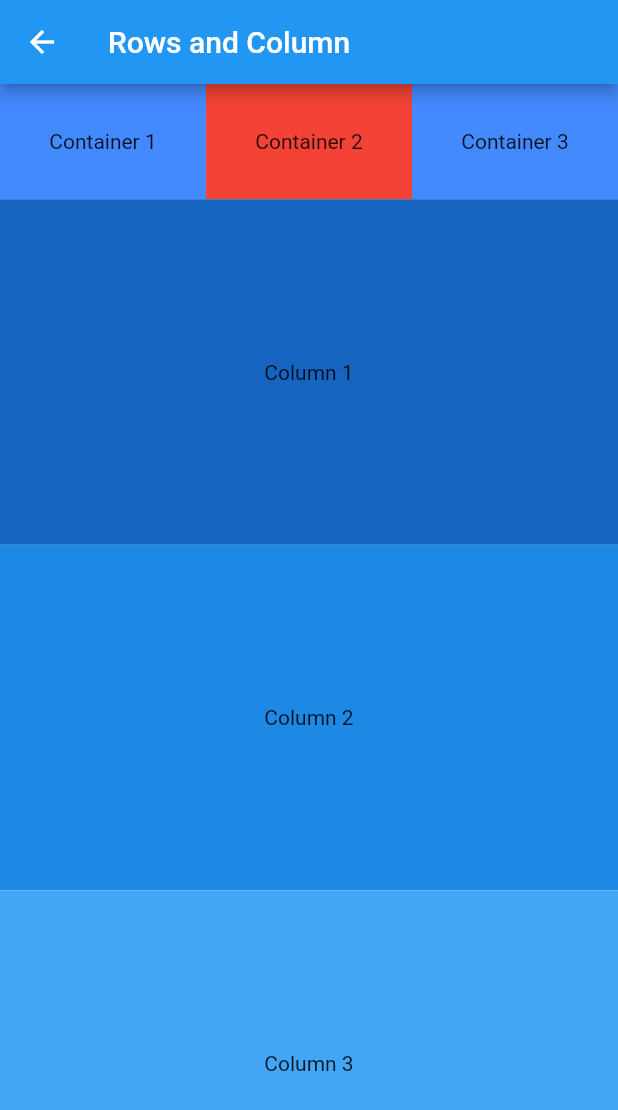
After one commit to nishantdahal7/first_flutter, a Flutter app: the screen it shows after launch, after a tap on "ClassWork", on a phone screen of 412 x 824 dp. The commit adds this screen. Shown: the top 1110 px of the screen. Run offline on Flutter 3.47's test engine with Material 2 defaults, Android fonts, the phone set to English and light mode, and no system bars; network calls fail.

Commit message:
media query

```diff
--- a/lib/app.dart
+++ b/lib/app.dart
@@ -1,9 +1,11 @@
 import 'package:first_flutter/view/arithmetic_view.dart';
 import 'package:first_flutter/view/circle_view.dart';
+import 'package:first_flutter/view/classwork_view.dart';
 import 'package:first_flutter/view/column_view.dart';
 import 'package:first_flutter/view/container_view.dart';
 import 'package:first_flutter/view/dashboard_view.dart';
 import 'package:first_flutter/view/image_view.dart';
+import 'package:first_flutter/view/media_query_view.dart';
 import 'package:first_flutter/view/name_view.dart';
 import 'package:first_flutter/view/responsive_design.dart';
 import 'package:first_flutter/view/rich_text_view.dart';
@@ -29,6 +31,8 @@ class App extends StatelessWidget {
         '/columnView': (context) => const ColumnView(),
         '/containerView': (context) => const ContainerView(),
         '/imageView': (context) => const ImageView(),
+        '/mediaRoute': (context) => const MediaQueryView(),
+        '/classworkRoute': (context) => const ClassworkView(),
       },
     ));
   }
--- /dev/null
+++ b/lib/view/classwork_view.dart
@@ -0,0 +1,78 @@
+import 'package:flutter/material.dart';
+
+class ClassworkView extends StatefulWidget {
+  const ClassworkView({super.key});
+
+  @override
+  State<ClassworkView> createState() => _ClassworkViewState();
+}
+
+class _ClassworkViewState extends State<ClassworkView> {
+  @override
+  Widget build(BuildContext context) {
+    return Scaffold(
+      appBar: AppBar(
+        title: const Text('Rows and Column'),
+      ),
+      body: Column(
+        children: [
+          Expanded(
+            flex: 1,
+            child: Row(
+              children: [
+                Container(
+                  color: Colors.blueAccent,
+                  height: double.infinity,
+                  width: MediaQuery.of(context).size.width / 3,
+                  alignment: Alignment.center,
+                  child: const Text('Container 1'),
+                ),
+                Container(
+                  color: Colors.red,
+                  height: double.infinity,
+                  width: MediaQuery.of(context).size.width / 3,
+                  alignment: Alignment.center,
+                  child: const Text('Container 2'),
+                ),
+                Container(
+                  height: double.infinity,
+                  color: Colors.blueAccent,
+                  width: MediaQuery.of(context).size.width / 3,
+                  alignment: Alignment.center,
+                  child: const Text('Container 3'),
+                ),
+              ],
+            ),
+          ),
+          Expanded(
+            flex: 3,
+            child: Container(
+              width: double.infinity,
+              color: Colors.blue[800],
+              alignment: Alignment.center,
+              child: const Text('Column 1'),
+            ),
+          ),
+          Expanded(
+            flex: 3,
+            child: Container(
+              width: double.infinity,
+              color: Colors.blue[600],
+              alignment: Alignment.center,
+              child: const Text('Column 2'),
+            ),
+          ),
+          Expanded(
+            flex: 3,
+            child: Container(
+              color: Colors.blue[400],
+              width: double.infinity,
+              alignment: Alignment.center,
+              child: const Text('Column 3'),
+            ),
+          ),
+        ],
+      ),
+    );
+  }
+}
--- a/lib/view/dashboard_view.dart
+++ b/lib/view/dashboard_view.dart
@@ -139,6 +139,34 @@ class DashboardView extends StatelessWidget {
                   "Image View",
                 )),
           ),
+          const SizedBox(
+            height: 12,
+          ),
+          SizedBox(
+            height: 50,
+            width: double.infinity,
+            child: ElevatedButton(
+                onPressed: () {
+                  Navigator.pushNamed(context, '/mediaRoute');
+                },
+                child: const Text(
+                  "Media Query View",
+                )),
+          ),
+          const SizedBox(
+            height: 12,
+          ),
+          SizedBox(
+            height: 50,
+            width: double.infinity,
+            child: ElevatedButton(
+                onPressed: () {
+                  Navigator.pushNamed(context, '/classworkRoute');
+                },
+                child: const Text(
+                  "ClassWork",
+                )),
+          ),
         ],
       )),
     );
```
Also changed, not shown: lib/common/snackbar_widget.dart (added, +10 -0 lines), lib/view/image_view.dart (+76 -33 lines), lib/view/media_query_view.dart (added, +58 -0 lines).
